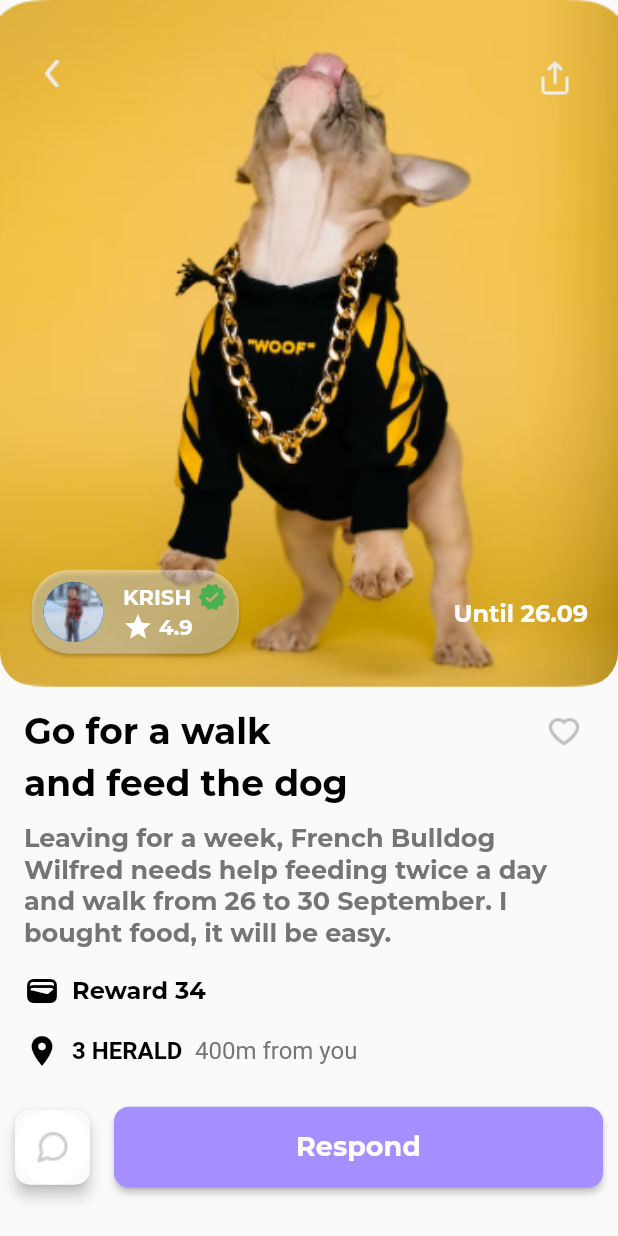
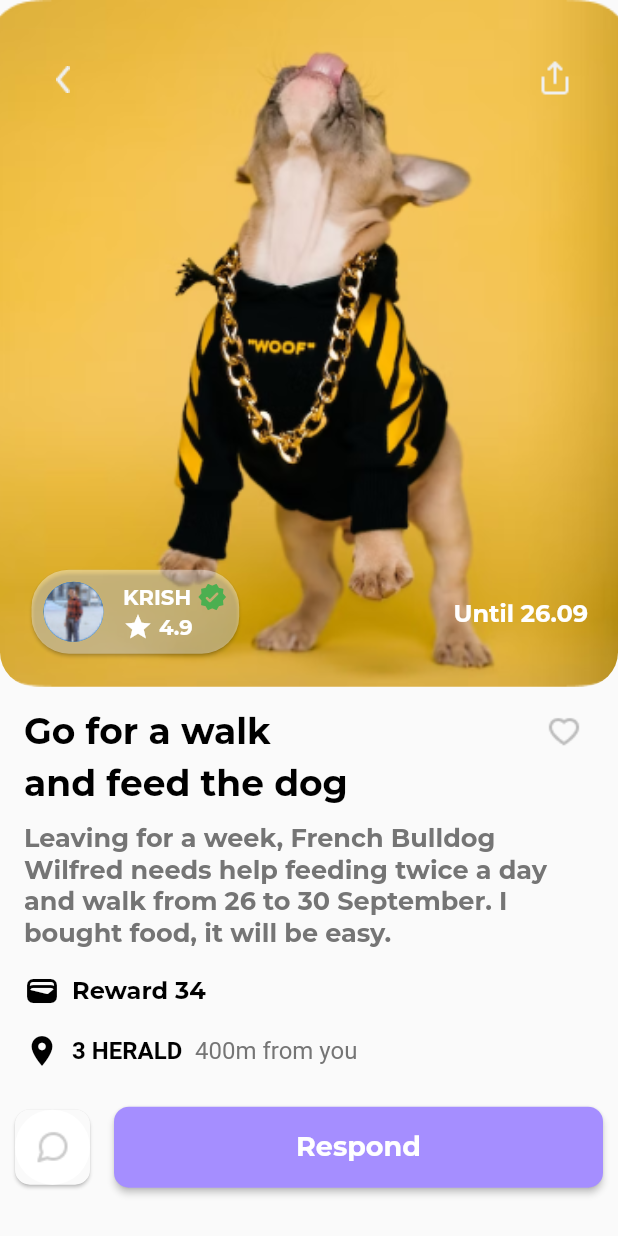
Before and after one commit to fian39870/uts_pemrograman_mobile, a Flutter app: the DetailPage screen opened directly, on a phone screen of 412 x 824 dp. Run offline on Flutter 3.47's test engine with Material 2 defaults, Android fonts, the phone set to English and light mode, and no system bars; project files that could hold a hidden picture were left out.

Commit message:
final commit

```diff
--- a/lib/page_detail.dart
+++ b/lib/page_detail.dart
@@ -1,4 +1,5 @@
 import 'package:flutter/material.dart';
+import 'main.dart';
 
 void main() {
   runApp(MyApp());
@@ -48,10 +49,13 @@ class DetailPage extends StatelessWidget {
                   ),
                 ),
                 Positioned(
-                  top: 40,
-                  left: 30,
-                  child: Image.asset(
-                    'assets/icons/iconBack.png',
+                  top: 29,
+                  left: 18,
+                  child: IconButton(
+                    icon: Image.asset('assets/icons/iconBack.png'),
+                    onPressed: () {
+                      Navigator.of(context).pop();
+                    },
                   ),
                 ),
                 Positioned(
@@ -84,12 +88,9 @@ class DetailPage extends StatelessWidget {
                                       fontFamily: 'Montserrat',
                                     ),
                                   ),
-                                  SizedBox(
-                                      width:
-                                          4), // Tambahkan sedikit ruang antara teks dan ikon
+                                  SizedBox(width: 4),
                                   Icon(
-                                    Icons
-                                        .verified_rounded, // Ikon centang hijau
+                                    Icons.verified_rounded,
                                     color: Colors.green,
                                     size: 20,
                                   ),
@@ -111,13 +112,11 @@ class DetailPage extends StatelessWidget {
                               ),
                             ],
                           ),
-// ... Widget lainnya ...
                         ],
                       ),
                     ),
                   ),
                 ),
-                // Teks "Until 26.09"
                 Positioned(
                   bottom: 38,
                   right: 20,
@@ -238,7 +237,7 @@ class TitleWidget extends StatelessWidget {
                       ),
                     ),
                     TextSpan(
-                      text: ' ', // Spasi antara '3 HERALD' dan '400m from you'
+                      text: ' ',
                     ),
                     TextSpan(
                       text: '400m from you',
@@ -266,7 +265,7 @@ class BottomButtonsWidget extends StatelessWidget {
         mainAxisAlignment: MainAxisAlignment.start,
         children: <Widget>[
           Material(
-            elevation: 4.0,
+            elevation: 1,
             borderRadius: BorderRadius.circular(10.0),
             child: TextButton(
               onPressed: () {},
```
Also changed, not shown: lib/main.dart (+25 -19 lines).
